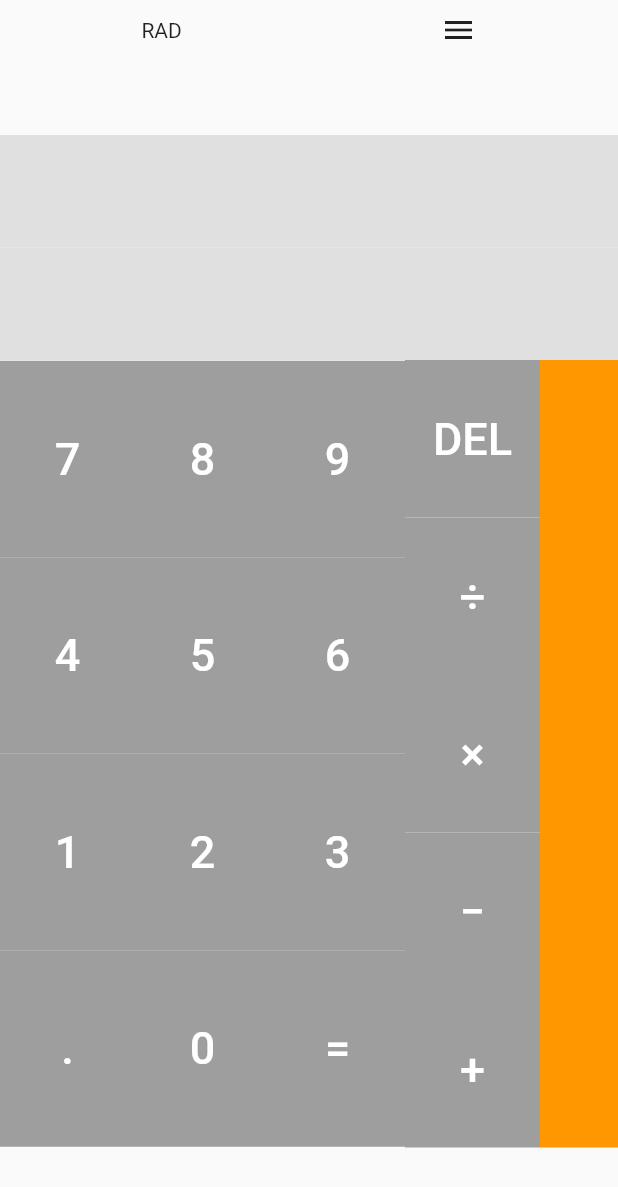
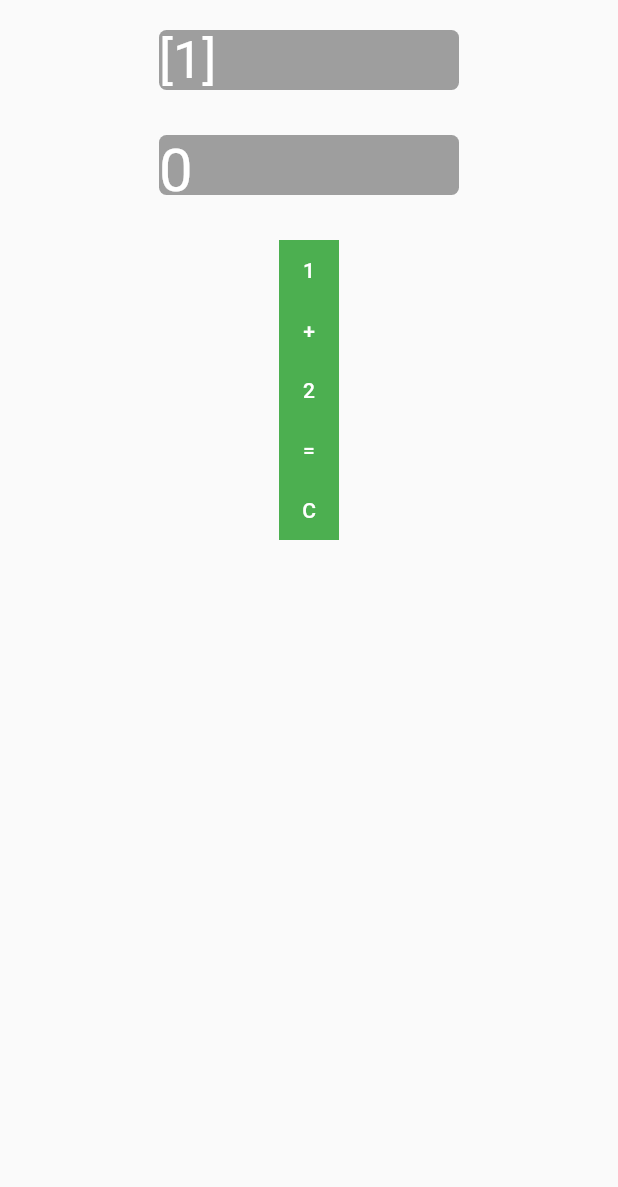
Before and after one commit to quantdev00/ui_with_flutter, a Flutter app: the screen it shows after launch, after a tap on an icon or button, on a phone screen of 412 x 824 dp. Shown: the top 1187 px of the screen. Run offline on Flutter 3.47's test engine with Material 2 defaults, Android fonts, the light colour scheme and no system bars; our stand-ins replace sqflite; accounts and stored records are empty.

```diff
--- a/lib/main.dart
+++ b/lib/main.dart
@@ -1,13 +1,13 @@
-import 'package:auth_phone/to_do/main_app.dart';
-import 'package:auth_phone/views/main_ui_practicing.dart';
-import 'package:auth_phone/views/simple_calculator/calculator_ui.dart';
+import 'package:auth_phone/views/practicing_set_state.dart';
 import 'package:flutter/material.dart';
 
 void main() {
-  runApp(MyApp());
+  runApp(const MyApp());
 }
 
 class MyApp extends StatelessWidget {
+  const MyApp({super.key});
+
   // This widget is the root of your application.
   @override
   Widget build(BuildContext context) {
@@ -15,9 +15,9 @@ class MyApp extends StatelessWidget {
       debugShowCheckedModeBanner: false,
       title: 'Flutter Demo',
       theme: ThemeData(
-        primarySwatch: Colors.blue,
+        primarySwatch: Colors.orange,
       ),
-      home: const CalculatorUi(),
+      home: const SetStatePractice(),
     );
   }
 }
--- /dev/null
+++ b/lib/views/practicing_set_state.dart
@@ -0,0 +1,176 @@
+import 'dart:developer';
+import 'package:flutter/material.dart';
+
+class SetStatePractice extends StatefulWidget {
+  const SetStatePractice({super.key});
+
+  @override
+  State<SetStatePractice> createState() => _SetStatePracticeState();
+}
+
+class _SetStatePracticeState extends State<SetStatePractice> {
+  final num1 = 1, num2 = 2;
+  int number = 0;
+  List<String> myList = [];
+  var result = 0;
+
+  @override
+  Widget build(BuildContext context) {
+    return SafeArea(
+      child: Scaffold(
+        body: Center(
+          child: Column(
+            children: [
+              const SizedBox(height: 20),
+              Container(
+                width: 200,
+                height: 40,
+                decoration: BoxDecoration(
+                  borderRadius: BorderRadius.circular(5),
+                  color: Colors.grey,
+                ),
+                child: Text(
+                  '${myList.toList()}',
+                  style: const TextStyle(
+                    color: Colors.white,
+                    fontSize: 35,
+                  ),
+                ),
+              ),
+              const SizedBox(
+                height: 30,
+              ),
+              Container(
+                width: 200,
+                height: 40,
+                decoration: BoxDecoration(
+                  borderRadius: BorderRadius.circular(5),
+                  color: Colors.grey,
+                ),
+                child: Text(
+                  '$result',
+                  style: const TextStyle(
+                    color: Colors.white,
+                    fontSize: 40,
+                  ),
+                ),
+              ),
+              const SizedBox(
+                height: 30,
+              ),
+              Container(
+                height: 40,
+                width: 40,
+                color: Colors.green,
+                child: TextButton(
+                  child: const Text(
+                    '1',
+                    style: TextStyle(
+                      color: Colors.white,
+                    ),
+                  ),
+                  onPressed: () {
+                    setState(() {
+                      myList.add(num1.toString());
+                    });
+                  },
+                ),
+              ),
+              Container(
+                height: 40,
+                width: 40,
+                color: Colors.green,
+                child: TextButton(
+                  child: const Text(
+                    '+',
+                    style: TextStyle(
+                      color: Colors.white,
+                    ),
+                  ),
+                  onPressed: () {
+                    myList.add('+');
+                    setState(() {});
+                  },
+                ),
+              ),
+              Container(
+                height: 40,
+                width: 40,
+                color: Colors.green,
+                child: TextButton(
+                  child: const Text(
+                    '2',
+                    style: TextStyle(
+                      color: Colors.white,
+                    ),
+                  ),
+                  onPressed: () {
+                    myList.add(num2.toString());
+                    setState(() {});
+                  },
+                ),
+              ),
+              Container(
+                height: 40,
+                width: 40,
+                color: Colors.green,
+                child: TextButton(
+                  child: const Text(
+                    '=',
+                    style: TextStyle(
+                      color: Colors.white,
+                    ),
+                  ),
+                  onPressed: () {
+                    setState(() {
+                      final cond = myList.any((element) =>
+                          element == '+' ||
+                          element == '-' ||
+                          element == '*' ||
+                          element == ':');
+                      log(cond.toString());
+                      if (cond) {
+                        int index =
+                            myList.indexWhere((element) => element == '+');
+                        log('the index is ${index.toString()}');
+                        Iterable<String> part1List =
+                            myList.getRange(0, index - 1);
+
+                        int sum1 = 0;
+                        for (final element in part1List) {
+                          sum1 += int.parse(element);
+                        }
+                        log('the sum is ${sum1.toString()}');
+                      }
+                      // final a = int.parse(myList[0]);
+                      // final b = int.parse(myList[2]);
+                      // result = a + b;
+                    });
+                  },
+                ),
+              ),
+              Container(
+                height: 40,
+                width: 40,
+                color: Colors.green,
+                child: TextButton(
+                  child: const Text(
+                    'C',
+                    style: TextStyle(
+                      color: Colors.white,
+                    ),
+                  ),
+                  onPressed: () {
+                    myList = [];
+                    result = 0;
+                    setState(() {});
+                  },
+                ),
+              )
+            ],
+          ),
+        ),
+      ),
+    );
+  }
+}
--- a/lib/views/simple_calculator/calculator_ui.dart
+++ b/lib/views/simple_calculator/calculator_ui.dart
@@ -1,5 +1,4 @@
 import 'package:flutter/material.dart';
-import 'package:flutter/services.dart';
 
 class CalculatorUi extends StatefulWidget {
   const CalculatorUi({super.key});
@@ -36,7 +35,7 @@ class _CalculatorUiState extends State<CalculatorUi> {
               Padding(
                 padding: const EdgeInsets.all(8.0),
                 child: Row(
-                  mainAxisAlignment: MainAxisAlignment.spaceAround,
+                  mainAxisAlignment: MainAxisAlignment.spaceBetween,
                   children: const [
                     Text('RAD'),
                     Icon(
@@ -126,9 +125,9 @@ class _CalculatorUiState extends State<CalculatorUi> {
                 ),
                 Column(
                   children: [
-
                     signButton(text: 'DEL'),
-                    signButton(text: '÷'),
+                    // signButton(text: '÷'),
+                    signButton(text: ':'),
                     signButton(text: '×'),
                     signButton(text: '−'),
                     signButton(text: '+'),
```
